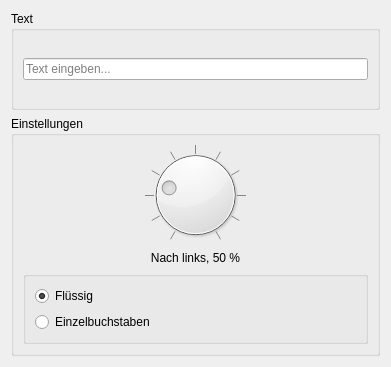
First picture: the form in Software/marquee/ui_marquee.ui, repository tfeldmann/QlockToo, before the edit.
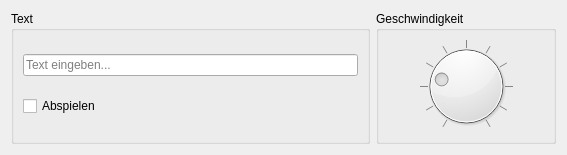
Second picture: the form after the edit.

Commit message: new marquee layout

The edit to the form file:
```diff
--- a/Software/marquee/ui_marquee.ui
+++ b/Software/marquee/ui_marquee.ui
@@ -9,8 +9,8 @@
    <rect>
     <x>0</x>
     <y>0</y>
-    <width>391</width>
-    <height>367</height>
+    <width>567</width>
+    <height>155</height>
    </rect>
   </property>
   <property name="windowTitle">
@@ -22,6 +22,12 @@
   <layout class="QGridLayout" name="gridLayout">
    <item row="0" column="0" colspan="2">
     <widget class="QGroupBox" name="groupBox">
+     <property name="sizePolicy">
+      <sizepolicy hsizetype="MinimumExpanding" vsizetype="Preferred">
+       <horstretch>0</horstretch>
+       <verstretch>0</verstretch>
+      </sizepolicy>
+     </property>
      <property name="title">
       <string>Text</string>
      </property>
@@ -33,22 +39,32 @@
         </property>
        </widget>
       </item>
+      <item>
+       <widget class="QCheckBox" name="play">
+        <property name="cursor">
+         <cursorShape>PointingHandCursor</cursorShape>
+        </property>
+        <property name="text">
+         <string>Abspielen</string>
+        </property>
+       </widget>
+      </item>
      </layout>
     </widget>
    </item>
-   <item row="1" column="0" colspan="2">
+   <item row="0" column="3">
     <widget class="QGroupBox" name="groupBox_3">
      <property name="sizePolicy">
-      <sizepolicy hsizetype="Minimum" vsizetype="Preferred">
+      <sizepolicy hsizetype="Preferred" vsizetype="Preferred">
        <horstretch>0</horstretch>
        <verstretch>0</verstretch>
       </sizepolicy>
      </property>
      <property name="title">
-      <string>Einstellungen</string>
+      <string>Geschwindigkeit</string>
      </property>
-     <layout class="QGridLayout" name="gridLayout_2">
-      <item row="0" column="0">
+     <layout class="QHBoxLayout" name="horizontalLayout">
+      <item>
        <widget class="QDial" name="speed">
         <property name="minimum">
          <number>-100</number>
@@ -73,54 +89,6 @@
         </property>
        </widget>
       </item>
-      <item row="1" column="0">
-       <widget class="QLabel" name="speedLabel">
-        <property name="sizePolicy">
-         <sizepolicy hsizetype="MinimumExpanding" vsizetype="Preferred">
-          <horstretch>0</horstretch>
-          <verstretch>0</verstretch>
-         </sizepolicy>
-        </property>
-        <property name="text">
-         <string>Nach links, 50 %</string>
-        </property>
-        <property name="alignment">
-         <set>Qt::AlignCenter</set>
-        </property>
-       </widget>
-      </item>
-      <item row="2" column="0">
-       <widget class="QGroupBox" name="groupBox_2">
-        <property name="sizePolicy">
-         <sizepolicy hsizetype="MinimumExpanding" vsizetype="Preferred">
-          <horstretch>0</horstretch>
-          <verstretch>0</verstretch>
-         </sizepolicy>
-        </property>
-        <property name="title">
-         <string/>
-        </property>
-        <layout class="QGridLayout" name="gridLayout_3">
-         <item row="2" column="0">
-          <widget class="QRadioButton" name="stepwise">
-           <property name="text">
-            <string>Einzelbuchstaben</string>
-           </property>
-          </widget>
-         </item>
-         <item row="1" column="0">
-          <widget class="QRadioButton" name="smooth">
-           <property name="text">
-            <string>Flüssig</string>
-           </property>
-           <property name="checked">
-            <bool>true</bool>
-           </property>
-          </widget>
-         </item>
-        </layout>
-       </widget>
-      </item>
      </layout>
     </widget>
    </item>
```
Left out of the diff: 28 changed lines with no effect on the pictures. The commit also changes 1 other file.
